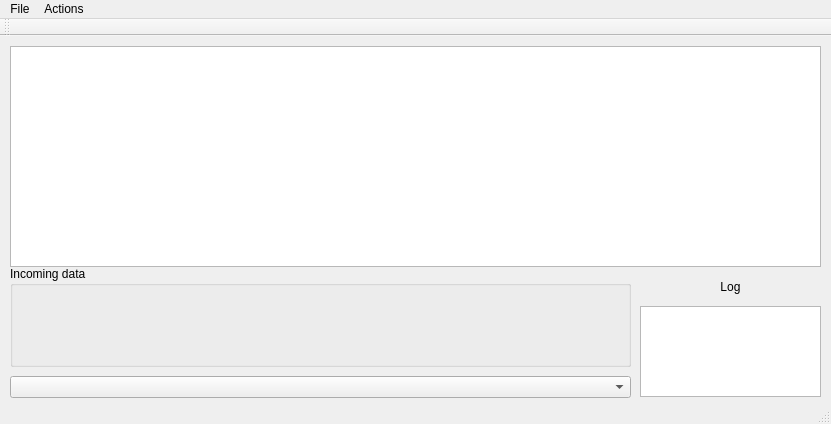
Qt form mainwindow.ui (sas26031962/Sqlite_Example0) before a commit.
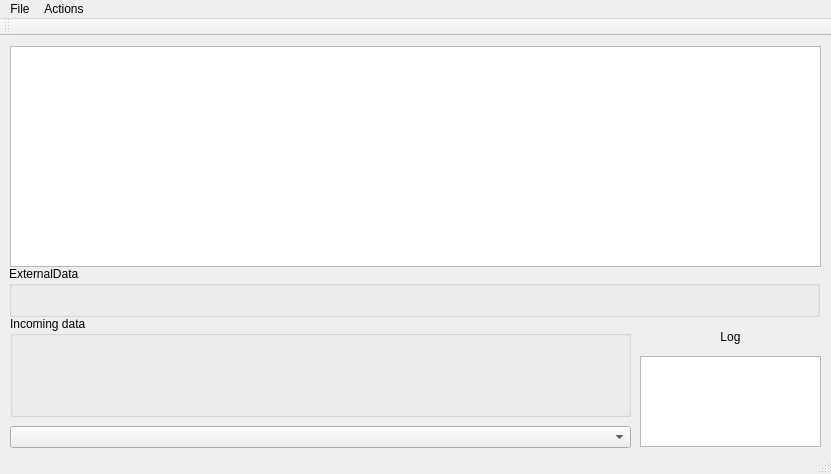
The same form after that commit.

Commit message: Добавление класса cExternalData, добавление элементов управления для него

```diff
--- a/mainwindow.ui
+++ b/mainwindow.ui
@@ -7,7 +7,7 @@
     <x>0</x>
     <y>0</y>
     <width>831</width>
-    <height>424</height>
+    <height>474</height>
    </rect>
   </property>
   <property name="windowTitle">
@@ -28,7 +28,7 @@
     <property name="geometry">
      <rect>
       <x>640</x>
-      <y>240</y>
+      <y>290</y>
       <width>181</width>
       <height>21</height>
      </rect>
@@ -44,7 +44,7 @@
     <property name="geometry">
      <rect>
       <x>640</x>
-      <y>270</y>
+      <y>320</y>
       <width>181</width>
       <height>91</height>
      </rect>
@@ -54,7 +54,7 @@
     <property name="geometry">
      <rect>
       <x>10</x>
-      <y>230</y>
+      <y>280</y>
       <width>621</width>
       <height>101</height>
      </rect>
@@ -67,12 +67,25 @@
     <property name="geometry">
      <rect>
       <x>10</x>
-      <y>340</y>
+      <y>390</y>
       <width>621</width>
       <height>22</height>
      </rect>
     </property>
    </widget>
+   <widget class="QGroupBox" name="groupBoxExternalData">
+    <property name="geometry">
+     <rect>
+      <x>9</x>
+      <y>230</y>
+      <width>811</width>
+      <height>51</height>
+     </rect>
+    </property>
+    <property name="title">
+     <string>ExternalData</string>
+    </property>
+   </widget>
   </widget>
   <widget class="QMenuBar" name="menuBar">
    <property name="geometry">
```
Left out of the diff: 2 changed lines with no effect on the pictures. The commit also changes 11 other files.
